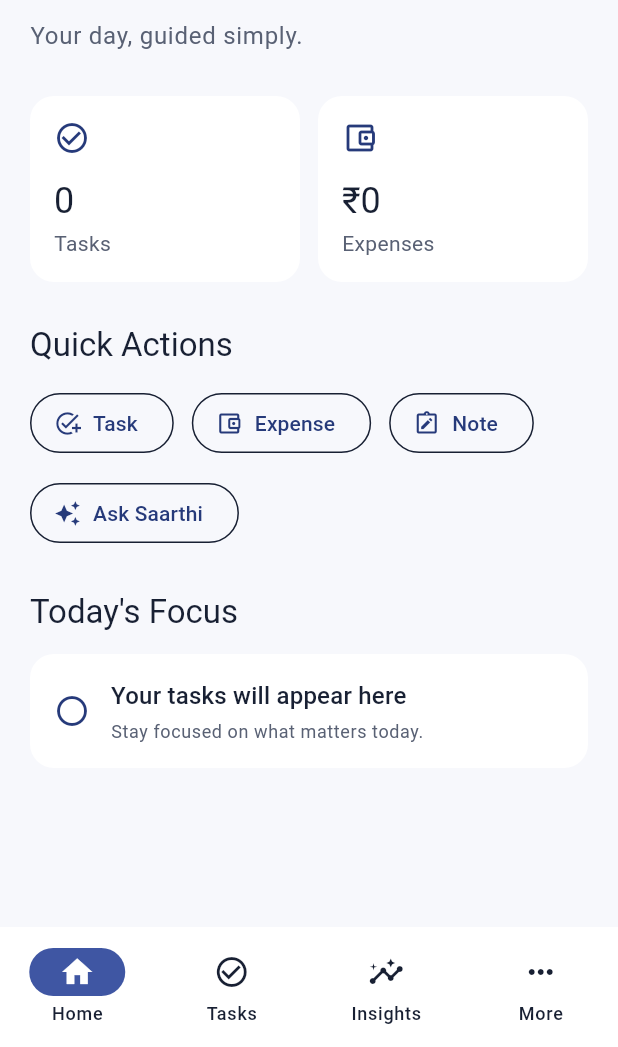
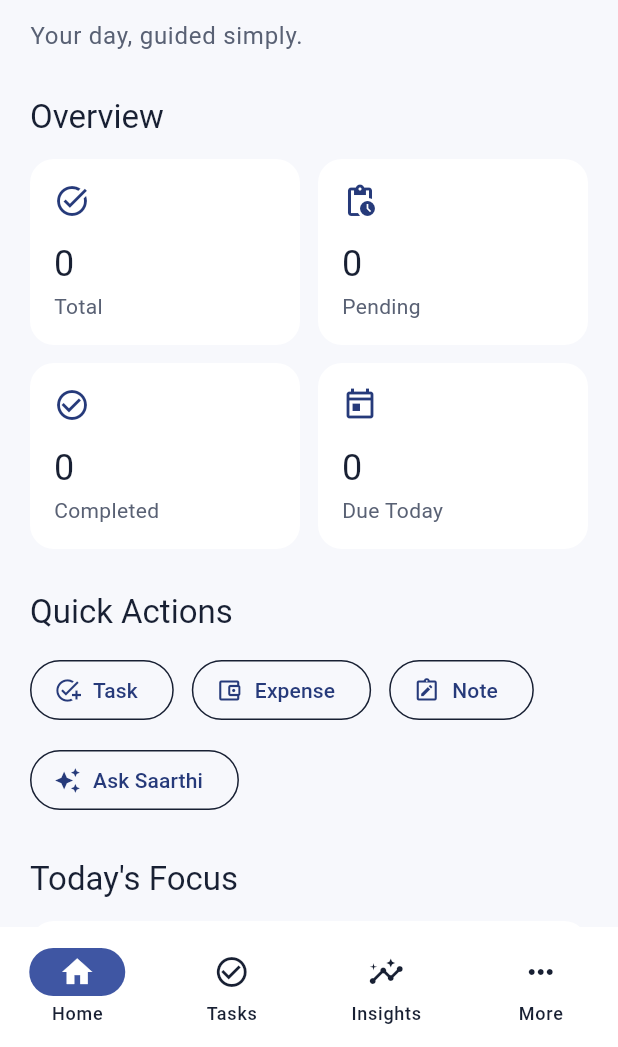
Before and after one commit to sahil1-rawat/life-saarthi-app, a Flutter app: the screen it shows after launch, on a phone screen of 412 x 824 dp, the part 189-1236 px from its top. Run offline on Flutter 3.47's test engine with Material 3 defaults, Android fonts, the phone set to English and light mode, and no system bars; our stand-ins replace flutter_riverpod, sqflite; accounts and stored records are empty; network calls fail.

Commit message:
dashboard updated

```diff
--- a/life_saarthi_app/lib/features/dashboard/presentation/dashboard_screen.dart
+++ b/life_saarthi_app/lib/features/dashboard/presentation/dashboard_screen.dart
@@ -1,14 +1,22 @@
 import 'package:flutter/material.dart';
+import 'package:flutter_riverpod/flutter_riverpod.dart';
+import 'package:life_saarthi_app/features/tasks/presentation/widgets/add_task_bottom_sheet.dart';
 
 import '../../../app/theme/app_colors.dart';
 import '../../../core/services/time_service.dart';
 import '../../../core/utils/date_time_utils.dart';
+import '../../tasks/data/models/task.dart';
+import '../../tasks/presentation/providers/task_notifier.dart';
 
-class DashboardScreen extends StatelessWidget {
+class DashboardScreen extends ConsumerWidget {
   const DashboardScreen({super.key});
 
   @override
-  Widget build(BuildContext context) {
+  Widget build(BuildContext context, WidgetRef ref) {
+    // CHANGED:
+    // Dashboard now listens to the real Task state.
+    final taskState = ref.watch(taskNotifierProvider);
+
     return AnimatedBuilder(
       animation: TimeService.instance,
       builder: (context, child) {
@@ -27,15 +35,19 @@ class DashboardScreen extends StatelessWidget {
 
                       const SizedBox(height: 28),
 
-                      _buildOverview(context),
+                      // CHANGED:
+                      // Pass the current task state to the overview.
+                      _buildOverview(context, taskState),
 
                       const SizedBox(height: 28),
 
-                      _buildQuickActions(context),
+                      _buildQuickActions(context, ref),
 
                       const SizedBox(height: 28),
 
-                      _buildTodayFocus(context),
+                      // CHANGED:
+                      // Pass the task state and current server time.
+                      _buildTodayFocus(context, taskState, currentTime),
                     ]),
                   ),
                 ),
@@ -84,14 +96,52 @@ class DashboardScreen extends StatelessWidget {
     );
   }
 
-  Widget _buildOverview(BuildContext context) {
-    return Row(
+  // CHANGED:
+  // Dashboard overview now receives AsyncValue<List<Task>>.
+  Widget _buildOverview(
+    BuildContext context,
+    AsyncValue<List<Task>> taskState,
+  ) {
+    final tasks = taskState.value ?? [];
+
+    final totalTasks = tasks.length;
+
+    final pendingTasks = tasks
+        .where((task) => task.status == TaskStatus.pending)
+        .length;
+
+    final completedTasks = tasks
+        .where((task) => task.status == TaskStatus.completed)
+        .length;
+
+    final today = TimeService.instance.today;
+
+    final todayTasks = tasks.where((task) {
+      if (task.dueDate == null) {
+        return false;
+      }
+
+      final dueDate = task.dueDate!.toLocal();
+
+      return dueDate.year == today.year &&
+          dueDate.month == today.month &&
+          dueDate.day == today.day;
+    }).length;
+
+    return Column(
+      crossAxisAlignment: CrossAxisAlignment.start,
+      children: [
+        Text('Overview', style: Theme.of(context).textTheme.titleLarge),
+
+        const SizedBox(height: 14),
+
+        Row(
           children: [
             Expanded(
               child: _OverviewCard(
-            icon: Icons.check_circle_outline,
-            title: 'Tasks',
-            value: '0',
+                icon: Icons.task_alt,
+                title: 'Total',
+                value: taskState.isLoading ? '...' : '$totalTasks',
               ),
             ),
 
@@ -99,16 +149,42 @@ class DashboardScreen extends StatelessWidget {
 
             Expanded(
               child: _OverviewCard(
-            icon: Icons.account_balance_wallet_outlined,
-            title: 'Expenses',
-            value: '₹0',
+                icon: Icons.pending_actions_outlined,
+                title: 'Pending',
+                value: taskState.isLoading ? '...' : '$pendingTasks',
               ),
+            ),
+          ],
+        ),
+
+        const SizedBox(height: 12),
+
+        Row(
+          children: [
+            Expanded(
+              child: _OverviewCard(
+                icon: Icons.check_circle_outline,
+                title: 'Completed',
+                value: taskState.isLoading ? '...' : '$completedTasks',
+              ),
+            ),
+
+            const SizedBox(width: 12),
+
+            Expanded(
+              child: _OverviewCard(
+                icon: Icons.today_outlined,
+                title: 'Due Today',
+                value: taskState.isLoading ? '...' : '$todayTasks',
+              ),
+            ),
+          ],
         ),
       ],
     );
   }
 
-  Widget _buildQuickActions(BuildContext context) {
+  Widget _buildQuickActions(BuildContext context, WidgetRef ref) {
     return Column(
       crossAxisAlignment: CrossAxisAlignment.start,
       children: [
@@ -120,10 +196,26 @@ class DashboardScreen extends StatelessWidget {
           spacing: 12,
           runSpacing: 12,
           children: [
+            // CHANGED:
             _QuickActionButton(
               icon: Icons.add_task,
               label: 'Task',
-              onTap: () {},
+              onTap: () {
+                showModalBottomSheet(
+                  context: context,
+                  isScrollControlled: true,
+                  useSafeArea: true,
+                  builder: (_) {
+                    return AddTaskBottomSheet(
+                      onTaskAdded: (task) async {
+                        await ref
+                            .read(taskNotifierProvider.notifier)
+                            .addTask(task);
+                      },
+                    );
+                  },
+                );
+              },
             ),
             _QuickActionButton(
               icon: Icons.account_balance_wallet_outlined,
@@ -146,7 +238,27 @@ class DashboardScreen extends StatelessWidget {
     );
   }
 
-  Widget _buildTodayFocus(BuildContext context) {
+  // CHANGED:
+  // Today's Focus now uses actual tasks.
+  Widget _buildTodayFocus(
+    BuildContext context,
+    AsyncValue<List<Task>> taskState,
+    DateTime currentTime,
+  ) {
+    final tasks = taskState.value ?? [];
+    final todayTasks = tasks.where((task) {
+      if (task.dueDate == null) {
+        return false;
+      }
+
+      final dueDate = task.dueDate!.toLocal();
+
+      return dueDate.year == currentTime.year &&
+          dueDate.month == currentTime.month &&
+          dueDate.day == currentTime.day &&
+          task.status == TaskStatus.pending;
+    }).toList();
+
     return Column(
       crossAxisAlignment: CrossAxisAlignment.start,
       children: [
@@ -154,12 +266,35 @@ class DashboardScreen extends StatelessWidget {
 
         const SizedBox(height: 14),
 
-        Card(
+        if (taskState.isLoading)
+          const Card(
+            child: Padding(
+              padding: EdgeInsets.all(20),
+              child: Center(child: CircularProgressIndicator()),
+            ),
+          )
+        else if (todayTasks.isEmpty)
+          _buildEmptyTodayFocus(context)
+        else
+          ...todayTasks
+              .take(5)
+              .map(
+                (task) => Padding(
+                  padding: const EdgeInsets.only(bottom: 10),
+                  child: _TodayFocusCard(task: task),
+                ),
+              ),
+      ],
+    );
+  }
+
+  Widget _buildEmptyTodayFocus(BuildContext context) {
+    return Card(
       child: Padding(
         padding: const EdgeInsets.all(16),
         child: Row(
           children: [
-                Icon(Icons.radio_button_unchecked, color: AppColors.primary),
+            Icon(Icons.check_circle_outline, color: AppColors.primary),
 
             const SizedBox(width: 14),
 
@@ -168,7 +303,7 @@ class DashboardScreen extends StatelessWidget {
                 crossAxisAlignment: CrossAxisAlignment.start,
                 children: [
                   Text(
-                        'Your tasks will appear here',
+                    'Nothing due today',
                     style: Theme.of(context).textTheme.titleMedium,
                   ),
 
@@ -186,8 +321,6 @@ class DashboardScreen extends StatelessWidget {
           ],
         ),
       ),
-        ),
-      ],
     );
   }
 
@@ -215,11 +348,16 @@ class _OverviewCard extends StatelessWidget {
     required this.icon,
     required this.title,
     required this.value,
+    this.subtitle,
   });
 
   final IconData icon;
   final String title;
   final String value;
+
+  // CHANGED:
+  // Optional supporting information such as "2 pending".
+  final String? subtitle;
 
   @override
   Widget build(BuildContext context) {
@@ -243,6 +381,18 @@ class _OverviewCard extends StatelessWidget {
                 context,
               ).textTheme.bodyMedium?.copyWith(color: AppColors.textSecondary),
             ),
+
+            // CHANGED:
+            // Show additional information only when available.
+            if (subtitle != null) ...[
+              const SizedBox(height: 4),
+              Text(
+                subtitle!,
+                style: Theme.of(
+                  context,
+                ).textTheme.bodySmall?.copyWith(color: AppColors.textSecondary),
+              ),
+            ],
           ],
         ),
       ),
@@ -270,3 +420,55 @@ class _QuickActionButton extends StatelessWidget {
     );
   }
 }
+
+// CHANGED:
+// New feature-specific widget for displaying a task
+// inside Today's Focus.
+class _TodayFocusCard extends StatelessWidget {
+  const _TodayFocusCard({required this.task});
+
+  final Task task;
+
+  @override
+  Widget build(BuildContext context) {
+    return Card(
+      child: Padding(
+        padding: const EdgeInsets.all(16),
+        child: Row(
+          children: [
+            Icon(Icons.radio_button_unchecked, color: AppColors.primary),
+
+            const SizedBox(width: 14),
+
+            Expanded(
+              child: Column(
+                crossAxisAlignment: CrossAxisAlignment.start,
+                children: [
+                  Text(
+                    task.title,
+                    maxLines: 2,
+                    overflow: TextOverflow.ellipsis,
+                    style: Theme.of(context).textTheme.titleMedium,
+                  ),
+
+                  if (task.description != null &&
+                      task.description!.isNotEmpty) ...[
+                    const SizedBox(height: 4),
+                    Text(
+                      task.description!,
+                      maxLines: 1,
+                      overflow: TextOverflow.ellipsis,
+                      style: Theme.of(context).textTheme.bodySmall?.copyWith(
+                        color: AppColors.textSecondary,
+                      ),
+                    ),
+                  ],
+                ],
+              ),
+            ),
+          ],
+        ),
+      ),
+    );
+  }
+}
```
Also changed, not shown: 1 other file. Lines whose indentation alone changed are shown as unchanged.
